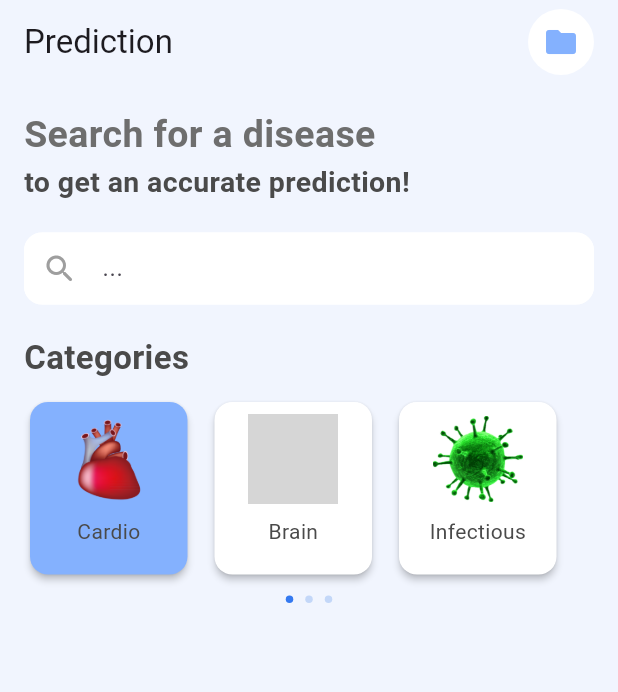
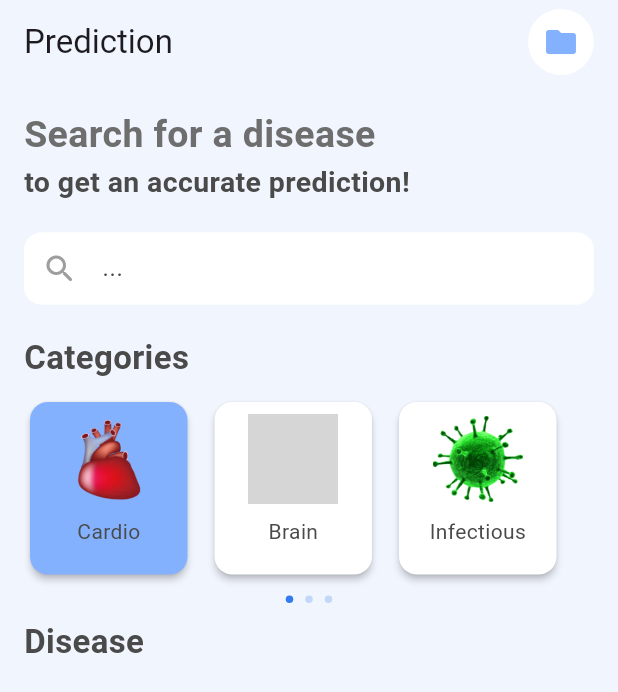
Before and after one commit to kteken10/flutter_health_app, a Flutter app: the PredictionScreen screen opened directly, on a phone screen of 412 x 824 dp. Shown: the top 692 px of the screen. Run offline on Flutter 3.47's test engine with Material 3 defaults, Android fonts, the phone set to English and light mode, and no system bars; our stand-ins replace flutter_svg; missing offline and left inert: bottom_bar; grey boxes are pictures that could not be loaded.

Commit message:
Update prediction Screen

```diff
--- a/lib/screens/prediction.dart
+++ b/lib/screens/prediction.dart
@@ -150,6 +150,16 @@
                   );
                 }),
               ),
+              const SizedBox(height: 10),
+              // Ajout du texte "Disease"
+              const Text(
+                'Disease',
+                style: TextStyle(
+                  fontSize: 22,
+                  fontWeight: FontWeight.bold,
+                  color: Color(0xFF4A4A4A),
+                ),
+              ),
             ],
           ),
         ),
```
